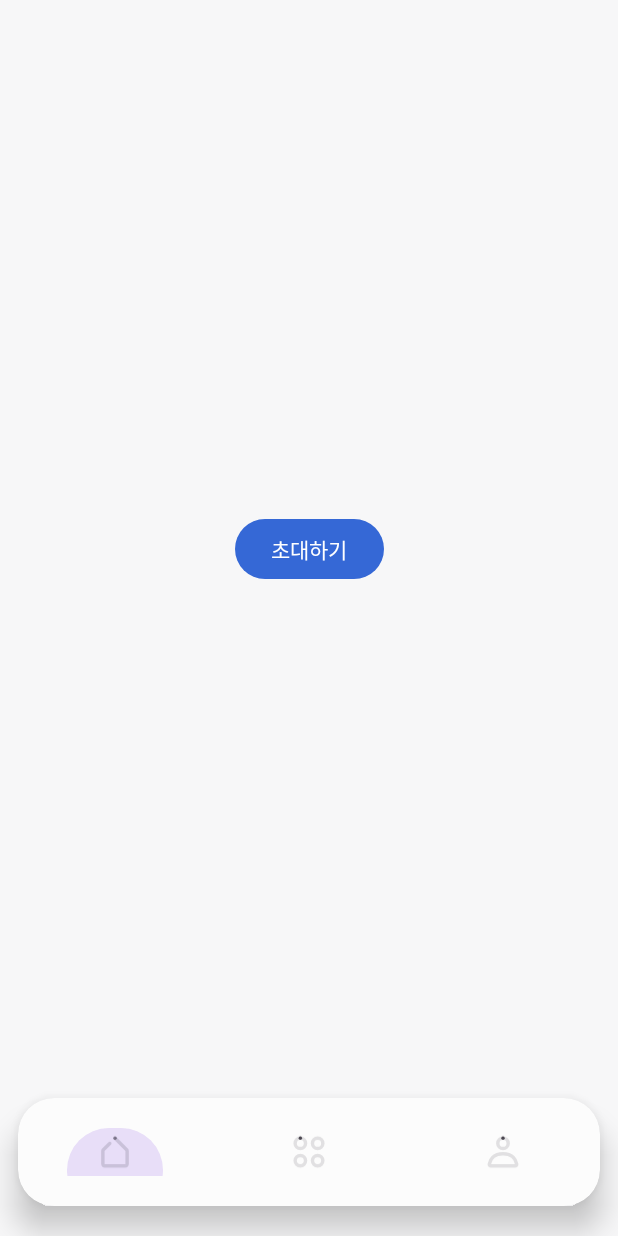
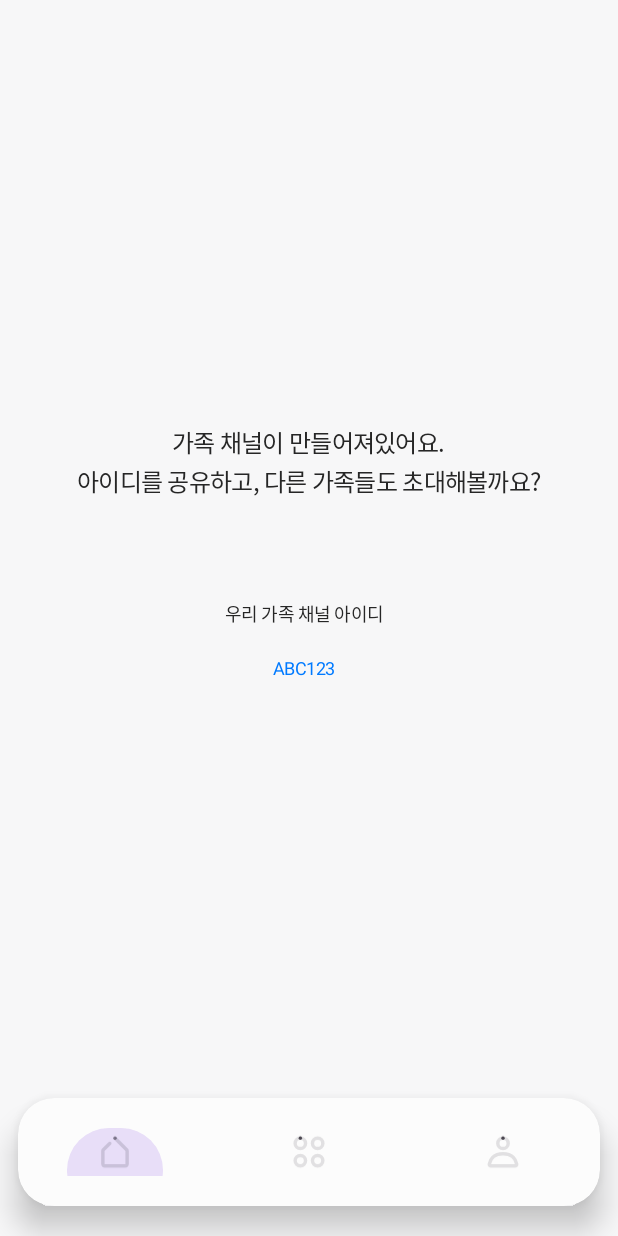
Before and after one commit to sanggyoon/Moodigae_familySNS, an Android app: the InviteFragment screen opened through its navigation route, on a phone screen of 412 x 824 dp. Run offline under Robolectric (Android 15) with nearby library versions, the phone set to English and light mode, and no system bars; our stand-ins replace Firebase (no records; nobody signed in at launch, a user with empty details on screens opened directly).

Commit message:
front : 초대 페이지 초대 버튼 삭제/ 채널 코드 추가 클릭 시 복사 가능

```diff
--- a/app/src/main/java/com/example/familysns/ui/InviteFragment.kt
+++ b/app/src/main/java/com/example/familysns/ui/InviteFragment.kt
@@ -1,10 +1,13 @@
 package com.example.familysns.ui
 
+import android.content.ClipData
+import android.content.ClipboardManager
+import android.content.Context
 import android.os.Bundle
 import android.view.LayoutInflater
 import android.view.View
 import android.view.ViewGroup
-import android.widget.Button
+import android.widget.TextView
 import android.widget.Toast
 import androidx.fragment.app.Fragment
 import com.example.familysns.R
@@ -17,11 +20,19 @@ class InviteFragment : Fragment() {
     ): View {
         val view = inflater.inflate(R.layout.fragment_invite, container, false)
 
-        val inviteButton = view.findViewById<Button>(R.id.btn_invite)
-        inviteButton.setOnClickListener {
-            Toast.makeText(requireContext(), "초대 링크가 전송되었습니다!", Toast.LENGTH_SHORT).show()
+        // 채널 코드 클릭 시 복사 기능
+        val channelCodeDisplay = view.findViewById<TextView>(R.id.channel_code_display)
+        channelCodeDisplay.setOnClickListener {
+            copyToClipboard(channelCodeDisplay.text.toString())
         }
 
         return view
     }
+
+    private fun copyToClipboard(text: String) {
+        val clipboardManager = requireContext().getSystemService(Context.CLIPBOARD_SERVICE) as ClipboardManager
+        val clipData = ClipData.newPlainText("채널 코드", text)
+        clipboardManager.setPrimaryClip(clipData)
+        Toast.makeText(requireContext(), "채널 코드가 복사되었습니다!", Toast.LENGTH_SHORT).show()
+    }
 }
--- a/app/src/main/res/layout/fragment_invite.xml
+++ b/app/src/main/res/layout/fragment_invite.xml
@@ -2,18 +2,62 @@
 <androidx.constraintlayout.widget.ConstraintLayout
     xmlns:android="http://schemas.android.com/apk/res/android"
     xmlns:app="http://schemas.android.com/apk/res-auto"
+    xmlns:tools="http://schemas.android.com/tools"
     android:layout_width="match_parent"
     android:layout_height="match_parent">
 
-    <!-- 초대하기 버튼 -->
-    <Button
-        android:id="@+id/btn_invite"
-        android:layout_width="wrap_content"
-        android:layout_height="wrap_content"
-        android:text="초대하기"
+    <!-- 설명 텍스트 -->
+    <TextView
+        android:id="@+id/channel_create_id"
+        android:layout_width="380dp"
+        android:layout_height="49dp"
+        android:layout_marginStart="10dp"
+        android:layout_marginTop="283dp"
+        android:layout_marginEnd="10dp"
+        android:gravity="center_horizontal|top"
+        android:lineSpacingExtra="2sp"
+        android:text="@string/channel_creat_id"
+        android:textAppearance="@style/channel_creat_id"
+        android:translationY="-0.96sp"
+        app:layout_constraintEnd_toEndOf="parent"
+        app:layout_constraintHorizontal_bias="0.487"
+        app:layout_constraintStart_toStartOf="parent"
         app:layout_constraintTop_toTopOf="parent"
-        app:layout_constraintBottom_toBottomOf="parent"
+        app:layout_constraintWidth_max="324dp" />
+
+    <!-- 채널 코드 텍스트 -->
+    <TextView
+        android:id="@+id/text_channel_creat_code"
+        android:layout_width="132dp"
+        android:layout_height="59dp"
+        android:layout_marginTop="400dp"
+        android:gravity="center_horizontal|top"
+        android:text="@string/text_channel_creat_code"
+        android:textAppearance="@style/text_channel_creat_code"
+        android:clickable="true"
+        android:focusable="true"
+        android:background="?android:attr/selectableItemBackground"
+        app:layout_constraintEnd_toEndOf="parent"
+        app:layout_constraintHorizontal_bias="0.487"
         app:layout_constraintStart_toStartOf="parent"
-        app:layout_constraintEnd_toEndOf="parent" />
+        app:layout_constraintTop_toTopOf="parent" />
+
+    <!-- 실제 채널 코드 (클릭 가능) -->
+    <TextView
+        android:id="@+id/channel_code_display"
+        android:layout_width="132dp"
+        android:layout_height="30dp"
+        android:layout_marginTop="430dp"
+        android:gravity="center_horizontal|center_vertical"
+        android:text="@string/channel_code_example"
+        android:textAppearance="@style/text_channel_creat_code"
+        android:clickable="true"
+        android:focusable="true"
+        android:background="?android:attr/selectableItemBackground"
+        android:textColor="#007AFF"
+        app:layout_constraintEnd_toEndOf="parent"
+        app:layout_constraintHorizontal_bias="0.487"
+        app:layout_constraintStart_toStartOf="parent"
+        app:layout_constraintTop_toTopOf="parent" />
 
 </androidx.constraintlayout.widget.ConstraintLayout>
--- a/app/src/main/res/values/strings.xml
+++ b/app/src/main/res/values/strings.xml
@@ -15,4 +15,9 @@
     <string name="no_family_channels">참가한 가족채널이 없어요.\n 가족 채널을 생성하세요!</string>
     <string name="enter_family_channel">가족 채널 입장하기</string>
     <string name="create_family_channel">가족 채널 만들기</string>
+
+    <!-- 초대 관련 텍스트 -->
+    <string name="channel_creat_id">가족 채널이 만들어져있어요.\n아이디를 공유하고, 다른 가족들도 초대해볼까요?</string>
+    <string name="text_channel_creat_code">우리 가족 채널 아이디</string>
+    <string name="channel_code_example">ABC123</string>
 </resources>
--- a/app/src/main/res/values/themes.xml
+++ b/app/src/main/res/values/themes.xml
@@ -32,6 +32,27 @@
         <item name="android:lineSpacingExtra">2sp</item>
         <item name="android:translationY">-0.96sp</item>
         <item name="android:gravity">top</item>
+    </style>
+
+
+    <!-- 채널 id 커스텀 스타일 -->
+    <style name="channel_creat_id">
+        <item name="android:textSize">16sp</item>
+        <item name="android:letterSpacing">-0.03</item>
+        <item name="android:textColor">#262626</item>
+        <item name="android:lineSpacingExtra">2sp</item>
+        <item name="android:translationY">-0.96sp</item>
+        <item name="android:gravity">center_horizontal|top</item>
+    </style>
+
+    <!-- 채널 코드 커스텀 스타일 -->
+    <style name="text_channel_creat_code">
+        <item name="android:textSize">12sp</item>
+        <item name="android:letterSpacing">-0.03</item>
+        <item name="android:textColor">#262626</item>
+        <item name="android:lineSpacingExtra">2sp</item>
+        <item name="android:translationY">-0.96sp</item>
+        <item name="android:gravity">center_horizontal|center_vertical</item>
     </style>
 
     <!-- BottomNavigationView 커스텀 스타일 -->
```
